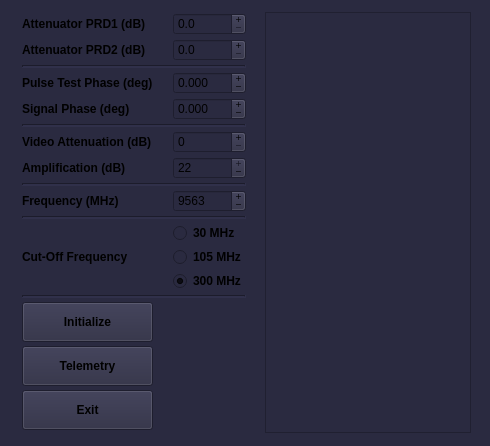
Old version of the form atomize/control_center/gui/mw_main_window.ui in the repository Anatoly1010/Atomize_NIOCH.
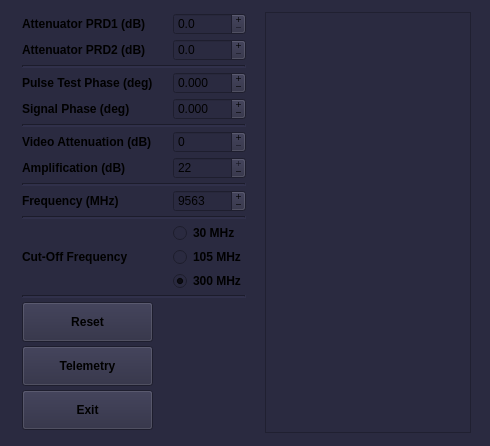
New version of the form.

Diff of the .ui file:
```diff
--- a/atomize/control_center/gui/mw_main_window.ui
+++ b/atomize/control_center/gui/mw_main_window.ui
@@ -361,7 +361,7 @@
          </font>
         </property>
         <property name="text">
-         <string>Initialize</string>
+         <string>Reset</string>
         </property>
        </widget>
       </item>
```
Left out of the diff: 76 changed lines with no effect on the pictures.
